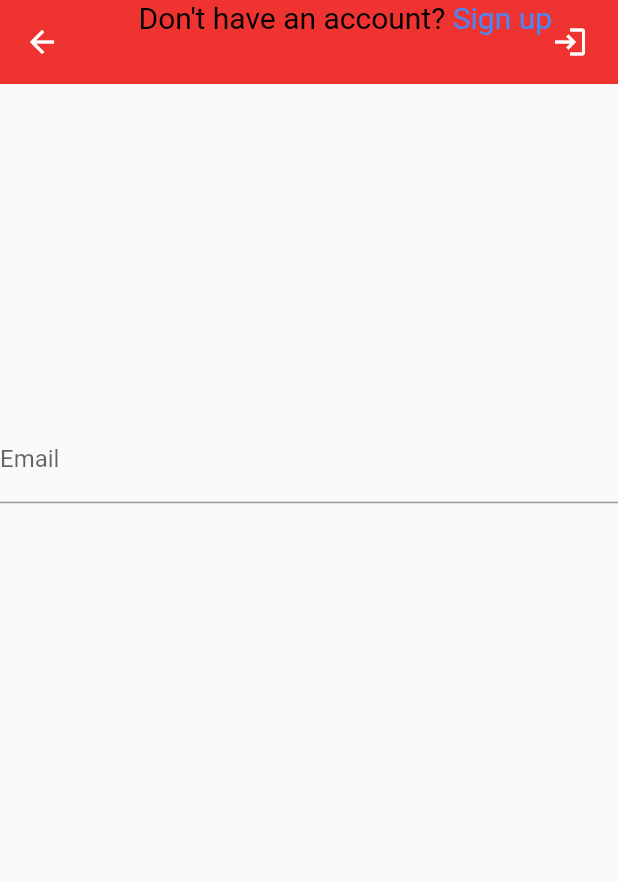
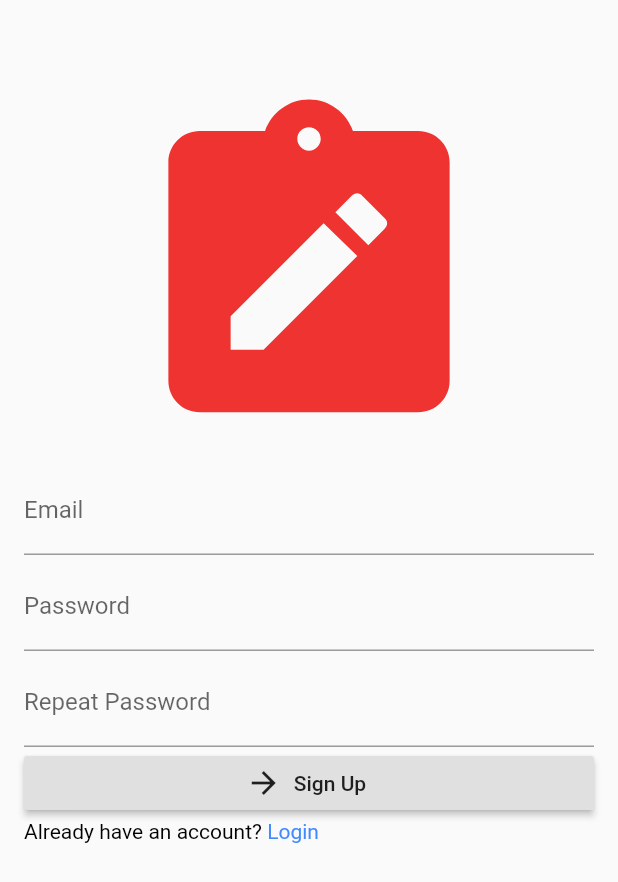
Before and after one commit to mgabrove/NotePlus, a Flutter app: the Signup screen opened by its route, on a phone screen of 412 x 824 dp. Shown: the top 882 px of the screen. Run offline on Flutter 3.47's test engine with Material 2 defaults, Android fonts, the phone set to English and light mode, and no system bars; our stand-ins replace cloud_firestore, email_validator, firebase_auth, firebase_core, geolocator, google_maps_flutter; accounts and stored records are empty.

Commit message:
login and registration completed minus email recovery

```diff
--- a/lib/main.dart
+++ b/lib/main.dart
@@ -10,6 +10,7 @@ import 'package:note_complete/screens/functionality/notification/list.dart';
 import 'package:note_complete/screens/functionality/social/social.dart';
 import 'package:note_complete/screens/auth/login.dart';
 import 'package:note_complete/screens/auth/signup.dart';
+import 'package:note_complete/screens/utils.dart';
 
 Future main() async {
   WidgetsFlutterBinding.ensureInitialized();
@@ -22,6 +23,7 @@ class MyApp extends StatelessWidget {
   @override
   Widget build(BuildContext context) {
     return MaterialApp(
+      scaffoldMessengerKey: Utils.messengerKey,
       initialRoute: '/',
       routes: {
         '/' : (BuildContext context) => Wrapper(),
--- a/lib/screens/auth/signup.dart
+++ b/lib/screens/auth/signup.dart
@@ -1,6 +1,8 @@
 import 'package:firebase_auth/firebase_auth.dart';
+import 'package:flutter/gestures.dart';
 import 'package:flutter/material.dart';
-import 'package:note_complete/screens/header.dart';
+import 'package:email_validator/email_validator.dart';
+import 'package:note_complete/screens/utils.dart';
 
 class Signup extends StatefulWidget {
   @override
@@ -8,8 +10,10 @@ class Signup extends StatefulWidget {
 }
 
 class _Signup extends State<Signup> {
+  final formKey = GlobalKey<FormState>();
   final emailController = TextEditingController();
   final passwordController = TextEditingController();
+  final passwordRepeatController = TextEditingController();
 
   Color customRed = Color.fromRGBO(238, 51, 48, 1);
 
@@ -17,6 +21,7 @@ class _Signup extends State<Signup> {
   void dispose() {
     emailController.dispose();
     passwordController.dispose();
+    passwordRepeatController.dispose();
 
     super.dispose();
   }
@@ -25,61 +30,95 @@ class _Signup extends State<Signup> {
     Navigator.pushReplacementNamed(context, "/login");
   }
 
-  Future signIn() async {
-    await FirebaseAuth.instance.signInWithEmailAndPassword(
+  Future signUp() async {
+    final isValid = formKey.currentState!.validate();
+    if(!isValid) return;
+
+    try {
+      if (passwordController.text.trim() == passwordRepeatController.text.trim()) {
+        await FirebaseAuth.instance.createUserWithEmailAndPassword(
           email: emailController.text.trim(),
           password: passwordController.text.trim(),
         );
+        Navigator.pushReplacementNamed(context, "/");
+      }
+    } on FirebaseAuthException catch (e) {
+      print(e);
+
+      Utils.showSnackBar(e.message);
+    }
   }
 
   @override
   Widget build(BuildContext context) {
     return Scaffold(
-      appBar: AppBar(
-        title: Text("Note Complete"),
-        backgroundColor: Color.fromRGBO(238, 51, 48, 1),
-        elevation: 0.0,
-        actions: <Widget>[
+        body: SingleChildScrollView(
+          padding: EdgeInsets.all(16),
+          child: Form(
+            key: formKey,
+            child: Column(
+                mainAxisAlignment: MainAxisAlignment.center,
+                crossAxisAlignment: CrossAxisAlignment.stretch,
+                children: <Widget>[
+                  SizedBox(height: 40),
+                  Icon(Icons.note_alt,
+                      color: Color.fromRGBO(238, 51, 48, 1),
+                      size: MediaQuery.of(context).orientation == Orientation.portrait ? 250 : 50
+                  ),
+                  SizedBox(height: 5),
+                  TextFormField(
+                    controller: emailController,
+                    cursorColor: Colors.white,
+                    textInputAction: TextInputAction.next,
+                    decoration: InputDecoration(labelText: "Email"),
+                    autovalidateMode: AutovalidateMode.onUserInteraction,
+                    validator: (email) => email != null && !EmailValidator.validate(email)
+                        ? "Enter valid email" : null,
+                  ),
+                  SizedBox(height: 5),
+                  TextFormField(
+                    controller: passwordController,
+                    textInputAction: TextInputAction.done,
+                    decoration: InputDecoration(labelText: "Password"),
+                    autovalidateMode: AutovalidateMode.onUserInteraction,
+                    validator: (value) => value != null && value.length < 8
+                        ? "Enter min. 8 characters" : null,
+                    obscureText: true,
+                  ),
+                  SizedBox(height: 5),
+                  TextFormField(
+                    controller: passwordRepeatController,
+                    textInputAction: TextInputAction.done,
+                    decoration: InputDecoration(labelText: "Repeat Password"),
+                    autovalidateMode: AutovalidateMode.onUserInteraction,
+                    validator: (value) => value != null && value.length < 8
+                        ? "Enter min. 8 characters" : value != null && value.trim() != passwordController.text.trim()
+                        ? "Passwords do not match" : null,
+                    obscureText: true,
+                  ),
+                  RaisedButton.icon(
+                    label: Text("Sign Up"),
+                    icon: Icon(Icons.arrow_forward),
+                    onPressed: signUp,
+                  ),
                   RichText(
                     text: TextSpan(
-                text: 'Don\'t have an account?',
-                style: TextStyle(color: Colors.black, fontSize: 20),
+                        text: 'Already have an account?',
+                        style: TextStyle(color: Colors.black, fontSize: 14),
                         children: <TextSpan>[
-                  TextSpan(text: ' Sign up',
-                      style: TextStyle(color: Colors.blueAccent, fontSize: 20)
+                          TextSpan(
+                              recognizer: TapGestureRecognizer()
+                                ..onTap = login,
+                              text: ' Login',
+                              style: TextStyle(color: Colors.blueAccent, fontSize: 14)
                           )
                         ]
                     ),
                   ),
-          Padding(
-              padding: EdgeInsets.only(right: 20.0),
-              child: GestureDetector(
-                onTap: login,
-                child: Icon(
-                  Icons.login,
+                ],
+              ),
           ),
         )
-          ),
-        ],
-      ),
-      body: Container(
-          width: double.infinity,
-          height: 500,
-          alignment: Alignment.center,
-          child: Column(
-            mainAxisAlignment: MainAxisAlignment.center,
-            crossAxisAlignment: CrossAxisAlignment.stretch,
-            mainAxisSize: MainAxisSize.max,
-            children: <Widget>[
-              TextField(
-                controller: emailController,
-                cursorColor: Colors.white,
-                textInputAction: TextInputAction.next,
-                decoration: InputDecoration(labelText: "Email"),
-              )
-            ],
-          )
-      ),
     );
   }
 }
--- /dev/null
+++ b/lib/screens/utils.dart
@@ -0,0 +1,14 @@
+import 'package:flutter/material.dart';
+
+class Utils {
+  static var messengerKey = GlobalKey<ScaffoldMessengerState>();
+  static showSnackBar(String? text) {
+    if(text == null) return;
+
+    final snackBar = SnackBar(content: Text(text), backgroundColor: Color.fromRGBO(238, 51, 48, 1));
+
+    messengerKey.currentState!
+      ..removeCurrentSnackBar()
+      ..showSnackBar(snackBar);
+  }
+}
--- a/pubspec.yaml
+++ b/pubspec.yaml
@@ -35,6 +35,7 @@ dependencies:
 
   cloud_firestore: ^3.2.1
   firebase_auth: ^3.8.0
+  email_validator: ^2.1.17
 
 dev_dependencies:
   flutter_test:
```
Also changed, not shown: lib/screens/auth/login.dart (+24 -4 lines), pubspec.lock. Lines whose indentation alone changed are shown as unchanged.
